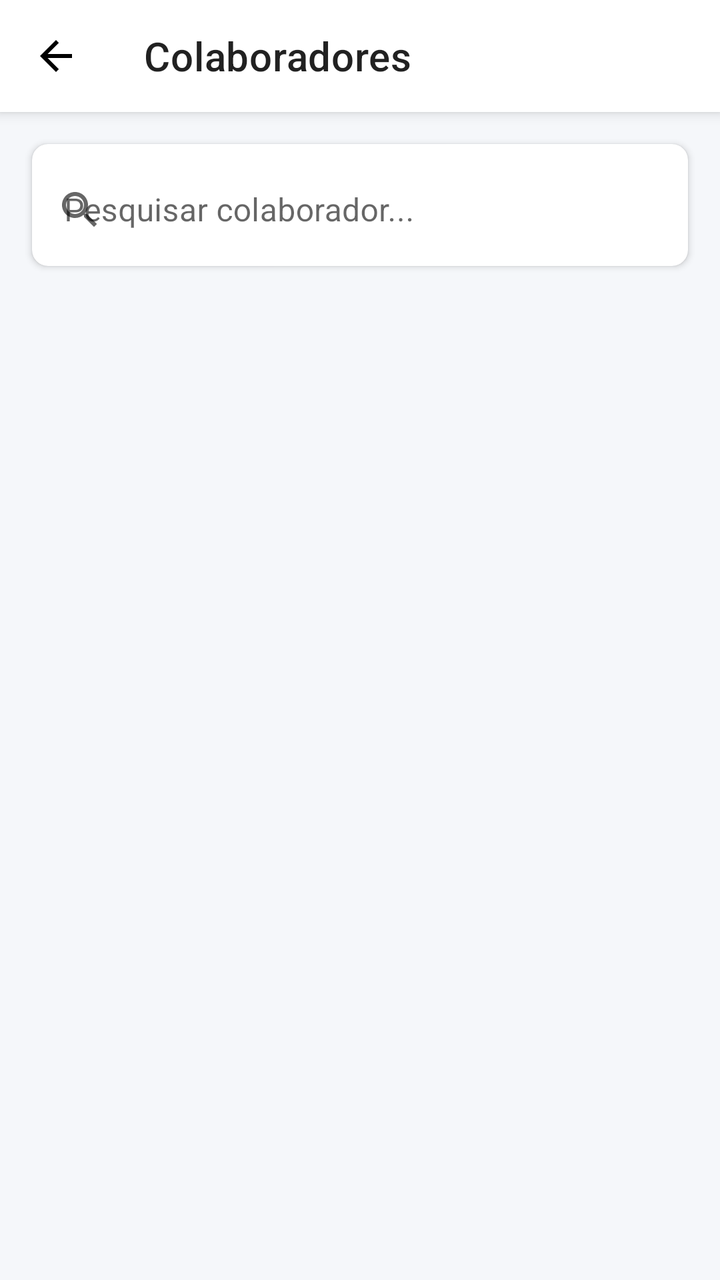
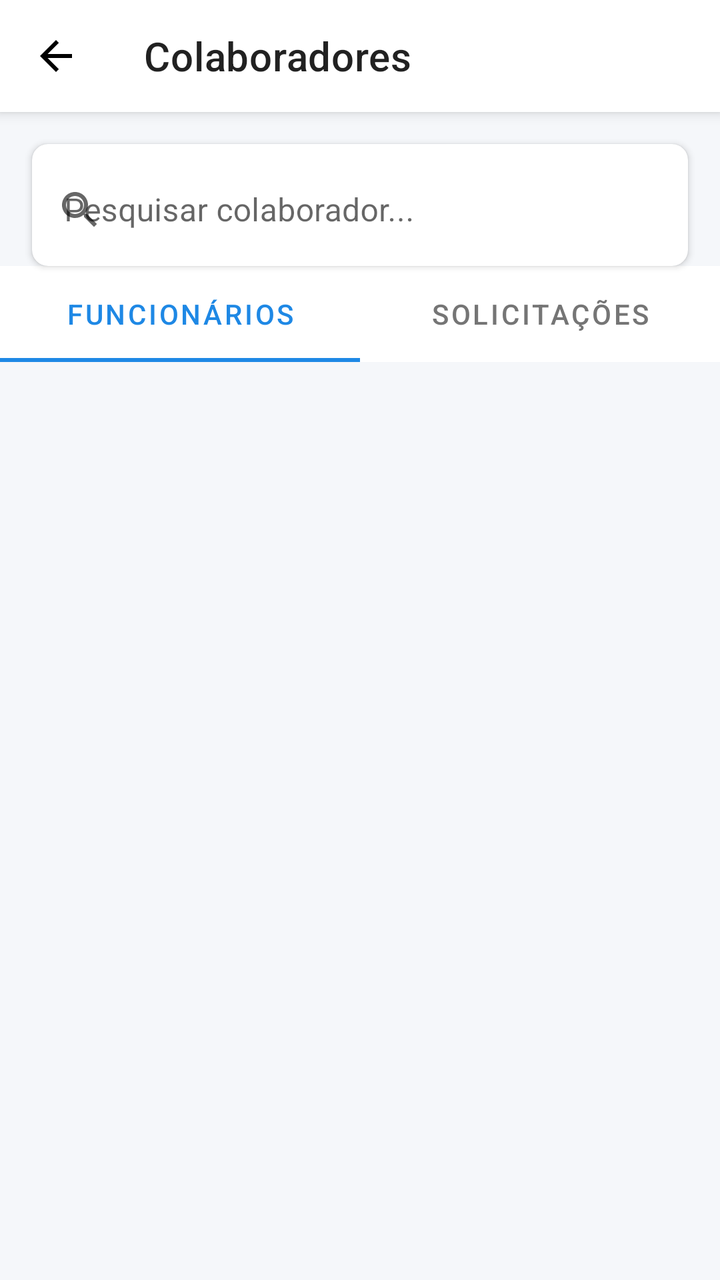

The first picture is an Android layout as it rendered before a commit; the second is the same layout after the commit. The layout source and the unified diff follow.
<!-- AndroidManifest.xml: application theme Theme.EasyClock -->
<!-- res/layout/activity_colaboradores.xml -->
<?xml version="1.0" encoding="utf-8"?>
<androidx.constraintlayout.widget.ConstraintLayout xmlns:android="http://schemas.android.com/apk/res/android"
    xmlns:app="http://schemas.android.com/apk/res-auto"
    xmlns:tools="http://schemas.android.com/tools"
    android:layout_width="match_parent"
    android:layout_height="match_parent"
    android:background="@color/background">

    
    <com.google.android.material.appbar.MaterialToolbar
        android:id="@+id/toolbarColaboradores"
        android:layout_width="match_parent"
        android:layout_height="?attr/actionBarSize"
        android:background="@color/surface"
        android:elevation="4dp"
        app:navigationIcon="@drawable/ic_arrow_back"
        app:title="@string/colaboradores"
        app:layout_constraintTop_toTopOf="parent" />

    
    <com.google.android.material.card.MaterialCardView
        android:id="@+id/cardSearchColaborador"
        android:layout_width="0dp"
        android:layout_height="wrap_content"
        android:layout_margin="16dp"
        app:cardCornerRadius="8dp"
        app:cardElevation="2dp"
        app:strokeWidth="0dp"
        app:layout_constraintTop_toBottomOf="@id/toolbarColaboradores"
        app:layout_constraintStart_toStartOf="parent"
        app:layout_constraintEnd_toEndOf="parent">

        <com.google.android.material.textfield.TextInputLayout
            android:id="@+id/tilSearchColaborador"
            style="@style/Widget.MaterialComponents.TextInputLayout.OutlinedBox"
            android:layout_width="match_parent"
            android:layout_height="wrap_content"
            android:hint="@string/pesquisar_colaborador"
            app:startIconDrawable="@drawable/ic_search"
            app:boxStrokeWidth="0dp"
            app:boxStrokeWidthFocused="0dp">

            <com.google.android.material.textfield.TextInputEditText
                android:id="@+id/etSearchColaborador"
                android:layout_width="match_parent"
                android:layout_height="wrap_content"
                android:inputType="text" />
        </com.google.android.material.textfield.TextInputLayout>
    </com.google.android.material.card.MaterialCardView>

    
    <androidx.recyclerview.widget.RecyclerView
        android:id="@+id/rvColaboradores"
        android:layout_width="0dp"
        android:layout_height="0dp"
        android:paddingHorizontal="16dp"
        android:paddingBottom="16dp"
        android:clipToPadding="false"
        app:layoutManager="androidx.recyclerview.widget.LinearLayoutManager"
        tools:listitem="@layout/item_colaborador"
        app:layout_constraintTop_toBottomOf="@id/cardSearchColaborador"
        app:layout_constraintBottom_toBottomOf="parent"
        app:layout_constraintStart_toStartOf="parent"
        app:layout_constraintEnd_toEndOf="parent" />

</androidx.constraintlayout.widget.ConstraintLayout>
<!-- res/layout/item_colaborador.xml (included above) -->
<?xml version="1.0" encoding="utf-8"?>
<com.google.android.material.card.MaterialCardView xmlns:android="http://schemas.android.com/apk/res/android"
    xmlns:app="http://schemas.android.com/apk/res-auto"
    android:layout_width="match_parent"
    android:layout_height="wrap_content"
    android:layout_marginVertical="6dp"
    android:clickable="true"
    android:focusable="true"
    android:foreground="?attr/selectableItemBackground"
    app:cardCornerRadius="8dp"
    app:cardElevation="2dp"
    app:strokeWidth="0dp">

    <LinearLayout
        android:layout_width="match_parent"
        android:layout_height="wrap_content"
        android:orientation="horizontal"
        android:gravity="center_vertical"
        android:padding="16dp">

        <ImageView
            android:layout_width="48dp"
            android:layout_height="48dp"
            android:src="@drawable/ic_person"
            android:contentDescription="@null"
            app:tint="@color/primary" />

        <LinearLayout
            android:layout_width="0dp"
            android:layout_height="wrap_content"
            android:layout_weight="1"
            android:layout_marginStart="16dp"
            android:orientation="vertical">

            <TextView
                android:id="@+id/tvNomeColaborador"
                android:layout_width="wrap_content"
                android:layout_height="wrap_content"
                android:text="Carlos Eduardo"
                android:textSize="16sp"
                android:textStyle="bold"
                android:textColor="@color/text_primary" />

            <TextView
                android:id="@+id/tvCargoColaborador"
                android:layout_width="wrap_content"
                android:layout_height="wrap_content"
                android:text="Desenvolvedor Android | Ti"
                android:textSize="13sp"
                android:textColor="@color/text_secondary"
                android:layout_marginTop="2dp" />

            <TextView
                android:id="@+id/tvSaldoHorasColaborador"
                android:layout_width="wrap_content"
                android:layout_height="wrap_content"
                android:text="Saldo Banco de Horas: +02:15"
                android:textSize="12sp"
                android:textColor="@color/primary"
                android:textStyle="bold"
                android:layout_marginTop="4dp" />
        </LinearLayout>

        <ImageView
            android:layout_width="24dp"
            android:layout_height="24dp"
            android:src="@drawable/ic_clock"
            android:contentDescription="Ver Espelho de Ponto"
            app:tint="@color/text_hint" />

    </LinearLayout>
</com.google.android.material.card.MaterialCardView>
<!-- resources referenced by this layout -->
<resources>
  <color name="background">#F5F7FA</color>
  <color name="primary">#1E88E5</color>
  <color name="surface">#FFFFFF</color>
  <color name="text_hint">#BDBDBD</color>
  <color name="text_primary">#212121</color>
  <color name="text_secondary">#757575</color>
  <!-- drawable ic_arrow_back (drawable) -->
  <?xml version="1.0" encoding="utf-8"?>
  <vector xmlns:android="http://schemas.android.com/apk/res/android"
      android:width="24dp"
      android:height="24dp"
      android:viewportWidth="24"
      android:viewportHeight="24">
    <path
        android:fillColor="#FF000000"
        android:pathData="M20,11H7.83l5.59,-5.59L12,4l-8,8 8,8 1.41,-1.41L7.83,13H20v-2z"/>
  </vector>
  <!-- drawable ic_clock (drawable) -->
  <?xml version="1.0" encoding="utf-8"?>
  <vector xmlns:android="http://schemas.android.com/apk/res/android"
      android:width="24dp"
      android:height="24dp"
      android:viewportWidth="24"
      android:viewportHeight="24">
    <path
        android:fillColor="#FF000000"
        android:pathData="M11.99,2C6.47,2 2,6.48 2,12s4.47,10 9.99,10C17.52,22 22,17.52 22,12S17.52,2 11.99,2zM12,20c-4.42,0 -8,-3.58 -8,-8s3.58,-8 8,-8 8,3.58 8,8 -3.58,8 -8,8zM12.5,7H11v6l5.25,3.15 0.75,-1.23 -4.5,-2.67z"/>
  </vector>
  <!-- drawable ic_person (drawable) -->
  <?xml version="1.0" encoding="utf-8"?>
  <vector xmlns:android="http://schemas.android.com/apk/res/android"
      android:width="24dp"
      android:height="24dp"
      android:viewportWidth="24"
      android:viewportHeight="24">
    <path
        android:fillColor="#FF000000"
        android:pathData="M12,12c2.21,0 4,-1.79 4,-4s-1.79,-4 -4,-4 -4,1.79 -4,4 1.79,4 4,4zM12,14c-2.67,0 -8,1.34 -8,4v2h16v-2c0,-2.66 -5.33,-4 -8,-4z"/>
  </vector>
  <!-- drawable ic_search (drawable) -->
  <?xml version="1.0" encoding="utf-8"?>
  <vector xmlns:android="http://schemas.android.com/apk/res/android"
      android:width="24dp"
      android:height="24dp"
      android:viewportWidth="24"
      android:viewportHeight="24">
    <path
        android:fillColor="#FF000000"
        android:pathData="M15.5,14h-0.79l-0.28,-0.27C15.41,12.59 16,11.11 16,9.5 16,5.91 13.09,3 9.5,3S3,5.91 3,9.5 5.91,16 9.5,16c1.61,0 3.09,-0.59 4.23,-1.57l0.27,0.28v0.79l5,4.99L20.49,19l-4.99,-5zM9.5,14C7.01,14 5,11.99 5,9.5S7.01,5 9.5,5 14,7.01 14,9.5 11.99,14 9.5,14z"/>
  </vector>
  <string name="colaboradores">Colaboradores</string>
  <string name="pesquisar_colaborador">Pesquisar colaborador...</string>
  <style name="Theme.EasyClock" parent="Theme.MaterialComponents.DayNight.NoActionBar">
          
          <item name="colorPrimary">@color/primary</item>
          <item name="colorPrimaryVariant">@color/primary_dark</item>
          <item name="colorOnPrimary">#FFFFFF</item>
          
          <item name="colorSecondary">@color/accent</item>
          <item name="colorSecondaryVariant">@color/accent</item>
          <item name="colorOnSecondary">#FFFFFF</item>
          
          <item name="android:statusBarColor">?attr/colorPrimaryVariant</item>
          
          <item name="android:windowBackground">@color/background</item>
      </style>
  <color name="primary_dark">#1565C0</color>
  <color name="accent">#26A69A</color>
</resources>

<!-- the commit's change to res/layout/activity_colaboradores.xml (unified diff, before → after) -->
@@ -49,17 +49,65 @@
     </com.google.android.material.card.MaterialCardView>
 
     
+    <com.google.android.material.tabs.TabLayout
+        android:id="@+id/tabLayoutColaboradores"
+        android:layout_width="0dp"
+        android:layout_height="wrap_content"
+        android:background="@color/surface"
+        app:tabIndicatorColor="@color/primary"
+        app:tabSelectedTextColor="@color/primary"
+        app:tabTextColor="@color/text_secondary"
+        app:layout_constraintTop_toBottomOf="@id/cardSearchColaborador"
+        app:layout_constraintStart_toStartOf="parent"
+        app:layout_constraintEnd_toEndOf="parent">
+
+        <com.google.android.material.tabs.TabItem
+            android:layout_width="wrap_content"
+            android:layout_height="wrap_content"
+            android:text="@string/aba_funcionarios" />
+
+        <com.google.android.material.tabs.TabItem
+            android:layout_width="wrap_content"
+            android:layout_height="wrap_content"
+            android:text="@string/solicitacoes" />
+    </com.google.android.material.tabs.TabLayout>
+
+    
     <androidx.recyclerview.widget.RecyclerView
         android:id="@+id/rvColaboradores"
         android:layout_width="0dp"
         android:layout_height="0dp"
         android:paddingHorizontal="16dp"
+        android:paddingTop="8dp"
         android:paddingBottom="16dp"
         android:clipToPadding="false"
         app:layoutManager="androidx.recyclerview.widget.LinearLayoutManager"
         tools:listitem="@layout/item_colaborador"
-        app:layout_constraintTop_toBottomOf="@id/cardSearchColaborador"
+        app:layout_constraintTop_toBottomOf="@id/tabLayoutColaboradores"
         app:layout_constraintBottom_toBottomOf="parent"
+        app:layout_constraintStart_toStartOf="parent"
+        app:layout_constraintEnd_toEndOf="parent" />
+
+    <ProgressBar
+        android:id="@+id/pbLoadingColaboradores"
+        android:layout_width="wrap_content"
+        android:layout_height="wrap_content"
+        android:visibility="gone"
+        app:layout_constraintTop_toTopOf="@id/rvColaboradores"
+        app:layout_constraintBottom_toBottomOf="@id/rvColaboradores"
+        app:layout_constraintStart_toStartOf="parent"
+        app:layout_constraintEnd_toEndOf="parent" />
+
+    <TextView
+        android:id="@+id/tvEmptyStateColaboradores"
+        android:layout_width="wrap_content"
+        android:layout_height="wrap_content"
+        android:text="@string/nenhum_registro_encontrado"
+        android:textColor="@color/text_secondary"
+        android:textSize="14sp"
+        android:visibility="gone"
+        app:layout_constraintTop_toTopOf="@id/rvColaboradores"
+        app:layout_constraintBottom_toBottomOf="@id/rvColaboradores"
         app:layout_constraintStart_toStartOf="parent"
         app:layout_constraintEnd_toEndOf="parent" />
 
<!-- resource entries referenced after the edit -->
@@ -50,8 +50,11 @@
         android:fillColor="#FF000000"
         android:pathData="M15.5,14h-0.79l-0.28,-0.27C15.41,12.59 16,11.11 16,9.5 16,5.91 13.09,3 9.5,3S3,5.91 3,9.5 5.91,16 9.5,16c1.61,0 3.09,-0.59 4.23,-1.57l0.27,0.28v0.79l5,4.99L20.49,19l-4.99,-5zM9.5,14C7.01,14 5,11.99 5,9.5S7.01,5 9.5,5 14,7.01 14,9.5 11.99,14 9.5,14z"/>
   </vector>
+  <string name="aba_funcionarios">Funcionários</string>
   <string name="colaboradores">Colaboradores</string>
+  <string name="nenhum_registro_encontrado">Nenhum registro encontrado.</string>
   <string name="pesquisar_colaborador">Pesquisar colaborador...</string>
+  <string name="solicitacoes">Solicitações</string>
   <style name="Theme.EasyClock" parent="Theme.MaterialComponents.DayNight.NoActionBar">
           
           <item name="colorPrimary">@color/primary</item>
